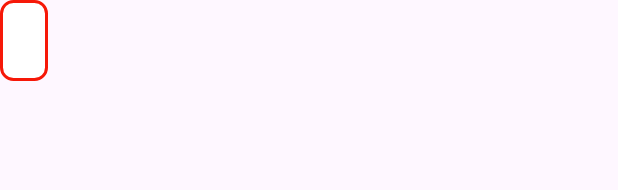
After one commit to Jooker302/Jooker302-Livestock-Android-App-Java, an Android app: the layout custom_error_toast.xml on its own in the app's theme, with its tools: preview values and no code run, on a phone screen of 412 x 824 dp. The commit adds this screen. Shown: the top 190 px of the screen. Run offline under Robolectric (Android 15) with nearby library versions, the phone set to English and light mode, and no system bars.

Commit message:
Fix Minor Issues

```diff
--- a/app/src/main/java/com/example/queenlivestock/Login.java
+++ b/app/src/main/java/com/example/queenlivestock/Login.java
@@ -82,6 +82,7 @@ public class Login extends AppCompatActivity {
                             editor.putInt("id", Integer.parseInt(get_user.getId()));
                             editor.putString("role",get_user.getRole());
                             editor.putBoolean("isLoggedIn", true);
+                            editor.putInt("home_page", Integer.parseInt("1"));
                             editor.apply();
                             Intent home = new Intent(getApplicationContext(),UserHome.class);
                             startActivity(home);
--- a/app/src/main/java/com/example/queenlivestock/UpdatePostActivity.java
+++ b/app/src/main/java/com/example/queenlivestock/UpdatePostActivity.java
@@ -30,6 +30,12 @@ public class UpdatePostActivity extends AppCompatActivity {
     String imageUriString;
     CheckBox update_post_active;
 
+    @Override
+    public void onBackPressed() {
+//        super.onBackPressed();
+        Intent i = new Intent(this,UserHome.class);
+        startActivity(i);
+    }
     @Override
     protected void onCreate(Bundle savedInstanceState) {
         super.onCreate(savedInstanceState);
--- a/app/src/main/java/com/example/queenlivestock/UserHomeFragment.java
+++ b/app/src/main/java/com/example/queenlivestock/UserHomeFragment.java
@@ -78,6 +78,10 @@ public class UserHomeFragment extends Fragment {
 
         SharedPreferences sharedPreferences = context.getSharedPreferences("QueenLiveStockPrefs", Context.MODE_PRIVATE);
         int userId = sharedPreferences.getInt("id", 0);
+//        SharedPreferences sharedPreferences = getSharedPreferences("QueenLiveStockPrefs", Context.MODE_PRIVATE);
+        SharedPreferences.Editor editor = sharedPreferences.edit();
+        editor.putInt("home_page", Integer.parseInt("1"));
+        editor.apply();
 
         Database db = new Database(context);
         UserClass user = db.get_user(userId);
--- a/app/src/main/java/com/example/queenlivestock/UserSearchFragment.java
+++ b/app/src/main/java/com/example/queenlivestock/UserSearchFragment.java
@@ -2,6 +2,7 @@ package com.example.queenlivestock;
 
 import android.content.Context;
 import android.content.Intent;
+import android.content.SharedPreferences;
 import android.os.Bundle;
 
 import androidx.annotation.Nullable;
@@ -76,6 +77,11 @@ public class UserSearchFragment extends Fragment {
     public View onCreateView(LayoutInflater inflater, ViewGroup container,
                              Bundle savedInstanceState) {
         // Inflate the layout for this fragment
+        SharedPreferences sharedPreferences = context.getSharedPreferences("QueenLiveStockPrefs", Context.MODE_PRIVATE);
+        SharedPreferences.Editor editor = sharedPreferences.edit();
+        editor.putInt("home_page", Integer.parseInt("2"));
+        editor.apply();
+
         View view = inflater.inflate(R.layout.fragment_user_search, container, false);
         EditText search_post = view.findViewById(R.id.search_post);
         Button search_post_button = view.findViewById(R.id.search_post_button);
--- a/app/src/main/java/com/example/queenlivestock/UserViewPostFragment.java
+++ b/app/src/main/java/com/example/queenlivestock/UserViewPostFragment.java
@@ -80,6 +80,9 @@ public class UserViewPostFragment extends Fragment {
         SharedPreferences sharedPreferences = context.getSharedPreferences("QueenLiveStockPrefs", Context.MODE_PRIVATE);
         int userId = sharedPreferences.getInt("id", 0);
         String s_userId = String.valueOf(userId);
+        SharedPreferences.Editor editor = sharedPreferences.edit();
+        editor.putInt("home_page", Integer.parseInt("4"));
+        editor.apply();
 
         Database db = new Database(context);
         List<PostClass> yours_posts = db.get_your_posts(s_userId);
--- /dev/null
+++ b/app/src/main/res/drawable/custom_error_toast.xml
@@ -0,0 +1,8 @@
+<?xml version="1.0" encoding="utf-8"?>
+<shape xmlns:android="http://schemas.android.com/apk/res/android">
+    <solid android:color="@android:color/white" />
+    <corners android:radius="8dp" />
+    <stroke
+        android:color="@color/red"
+        android:width="2dp" />
+</shape>
--- /dev/null
+++ b/app/src/main/res/layout/custom_error_toast.xml
@@ -0,0 +1,16 @@
+<?xml version="1.0" encoding="utf-8"?>
+<LinearLayout xmlns:android="http://schemas.android.com/apk/res/android"
+    android:layout_width="wrap_content"
+    android:layout_height="wrap_content"
+    android:background="@drawable/custom_error_toast"
+    android:padding="16dp">
+
+    <TextView
+        android:id="@+id/toast_error_text"
+        android:layout_width="wrap_content"
+        android:layout_height="wrap_content"
+        android:textStyle="bold"
+        android:textColor="@color/red"
+        android:textSize="16sp" />
+
+</LinearLayout>
--- a/app/src/main/res/values/colors.xml
+++ b/app/src/main/res/values/colors.xml
@@ -6,4 +6,5 @@
     <color name="lightbit_blue">#0392D3</color>
     <color name="double_light_blue">#7ABFDF</color>
     <color name="de_active">#F47E7E</color>
+    <color name="red">#F61808</color>
 </resources>
```
Also changed, not shown: app/src/main/java/com/example/queenlivestock/PostDetailActivity.java (+9 -0 lines), app/src/main/java/com/example/queenlivestock/UserAddPostFragment.java (+32 -2 lines), app/src/main/java/com/example/queenlivestock/UserHome.java (+37 -1 lines), app/src/main/java/com/example/queenlivestock/UserProfileFragment.java (+7 -1 lines).
